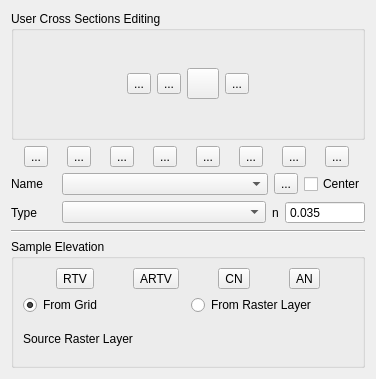
First picture: the form in flo2d/ui/xs_editor.ui, repository FLO-2DSoftware/qgis-flo-2d-plugin, before the edit.
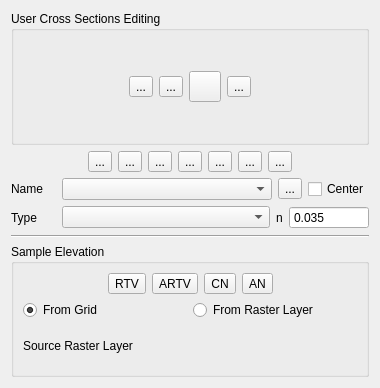
Second picture: the form after the edit. Icons and pictures are not drawn.

Commit message: Removed the button to import from HYCHAN. Changed the db structure. Now it reads directly from HYCHAN.

What changed in the file:
```diff
--- a/flo2d/ui/xs_editor.ui
+++ b/flo2d/ui/xs_editor.ui
@@ -9,8 +9,8 @@
    <rect>
     <x>0</x>
     <y>0</y>
-    <width>376</width>
-    <height>379</height>
+    <width>380</width>
+    <height>388</height>
    </rect>
   </property>
   <property name="windowTitle">
@@ -19,50 +19,10 @@
   <layout class="QGridLayout" name="gridLayout_3">
    <item row="1" column="0">
     <layout class="QGridLayout" name="gridLayout_6">
-     <item row="0" column="0">
-      <widget class="QToolButton" name="schematize_xs_btn">
+     <item row="0" column="6">
+      <widget class="QToolButton" name="interpolate_channel_n_btn">
        <property name="toolTip">
-        <string>Schematize channel</string>
-       </property>
-       <property name="text">
-        <string>...</string>
-       </property>
-       <property name="icon">
-        <iconset>
-         <normaloff>../img/schematize_xsec.svg</normaloff>../img/schematize_xsec.svg</iconset>
-       </property>
-       <property name="iconSize">
-        <size>
-         <width>24</width>
-         <height>24</height>
-        </size>
-       </property>
-      </widget>
-     </item>
-     <item row="0" column="1">
-      <widget class="QToolButton" name="schematize_right_bank_btn">
-       <property name="toolTip">
-        <string>&lt;html&gt;&lt;head/&gt;&lt;body&gt;&lt;p&gt;Schematize user right bank&lt;/p&gt;&lt;/body&gt;&lt;/html&gt;</string>
-       </property>
-       <property name="text">
-        <string>...</string>
-       </property>
-       <property name="icon">
-        <iconset>
-         <normaloff>../img/schematize_right_bank.svg</normaloff>../img/schematize_right_bank.svg</iconset>
-       </property>
-       <property name="iconSize">
-        <size>
-         <width>24</width>
-         <height>24</height>
-        </size>
-       </property>
-      </widget>
-     </item>
-     <item row="0" column="2">
-      <widget class="QToolButton" name="save_channel_DAT_files_btn">
-       <property name="toolTip">
-        <string>&lt;html&gt;&lt;head/&gt;&lt;body&gt;&lt;p&gt;Create CHAN.DAT XSEC.DAT, and CHANBANK.DAT&lt;/p&gt;&lt;/body&gt;&lt;/html&gt;</string>
+        <string>&lt;html&gt;&lt;head/&gt;&lt;body&gt;&lt;p&gt;Interpolate channel n-values&lt;/p&gt;&lt;/body&gt;&lt;/html&gt;</string>
        </property>
        <property name="statusTip">
         <string>Create CHAN.DAT XSEC.DAT, and CHANBANK.DAT</string>
@@ -82,7 +42,7 @@
        </property>
       </widget>
      </item>
-     <item row="0" column="3">
+     <item row="0" column="4">
       <widget class="QToolButton" name="reassign_rightbanks_btn">
        <property name="toolTip">
         <string>&lt;html&gt;&lt;head/&gt;&lt;body&gt;&lt;p&gt;Import right banks (CHANBANK.DAT)&lt;/p&gt;&lt;/body&gt;&lt;/html&gt;</string>
@@ -105,8 +65,8 @@
        </property>
       </widget>
      </item>
-     <item row="0" column="4">
-      <widget class="QToolButton" name="import_HYCHAN_OUT_btn">
+     <item row="0" column="3">
+      <widget class="QToolButton" name="save_channel_DAT_files_btn">
        <property name="toolTip">
         <string>&lt;html&gt;&lt;head/&gt;&lt;body&gt;&lt;p&gt;Import channel peaks (HYCHAN.OUT)&lt;/p&gt;&lt;/body&gt;&lt;/html&gt;</string>
        </property>
@@ -118,7 +78,40 @@
        </property>
        <property name="icon">
         <iconset>
-         <normaloff>../img/import_channel_peaks.svg</normaloff>../img/import_channel_peaks.svg</iconset>
+         <normaloff>../img/export_channels.svg</normaloff>../img/export_channels.svg</iconset>
+       </property>
+       <property name="iconSize">
+        <size>
+         <width>24</width>
+         <height>24</height>
+        </size>
+       </property>
+      </widget>
+     </item>
+     <item row="0" column="0">
+      <spacer name="horizontalSpacer">
+       <property name="orientation">
+        <enum>Qt::Horizontal</enum>
+       </property>
+       <property name="sizeHint" stdset="0">
+        <size>
+         <width>40</width>
+         <height>20</height>
+        </size>
+       </property>
+      </spacer>
+     </item>
+     <item row="0" column="1">
+      <widget class="QToolButton" name="schematize_xs_btn">
+       <property name="toolTip">
+        <string>Schematize channel</string>
+       </property>
+       <property name="text">
+        <string>...</string>
+       </property>
+       <property name="icon">
+        <iconset>
+         <normaloff>../img/schematize_xsec.svg</normaloff>../img/schematize_xsec.svg</iconset>
        </property>
        <property name="iconSize">
         <size>
@@ -148,8 +141,8 @@
        </property>
       </widget>
      </item>
-     <item row="0" column="6">
-      <widget class="QToolButton" name="interpolate_channel_n_btn">
+     <item row="0" column="2">
+      <widget class="QToolButton" name="schematize_right_bank_btn">
        <property name="toolTip">
         <string>&lt;html&gt;&lt;head/&gt;&lt;body&gt;&lt;p&gt;Interpolate channel n-values&lt;/p&gt;&lt;/body&gt;&lt;/html&gt;</string>
        </property>
@@ -191,6 +184,19 @@
        </property>
       </widget>
      </item>
+     <item row="0" column="8">
+      <spacer name="horizontalSpacer_2">
+       <property name="orientation">
+        <enum>Qt::Horizontal</enum>
+       </property>
+       <property name="sizeHint" stdset="0">
+        <size>
+         <width>40</width>
+         <height>20</height>
+        </size>
+       </property>
+      </spacer>
+     </item>
     </layout>
    </item>
    <item row="5" column="0">
@@ -201,6 +207,19 @@
      <layout class="QVBoxLayout" name="verticalLayout">
       <item>
        <layout class="QHBoxLayout" name="horizontalLayout_3">
+        <item>
+         <spacer name="horizontalSpacer_5">
+          <property name="orientation">
+           <enum>Qt::Horizontal</enum>
+          </property>
+          <property name="sizeHint" stdset="0">
+           <size>
+            <width>40</width>
+            <height>20</height>
+           </size>
+          </property>
+         </spacer>
+        </item>
         <item>
          <widget class="QToolButton" name="sample_elevation_current_R_T_V_btn">
           <property name="toolTip">
@@ -293,6 +312,19 @@
           </property>
          </widget>
         </item>
+        <item>
+         <spacer name="horizontalSpacer_6">
+          <property name="orientation">
+           <enum>Qt::Horizontal</enum>
+          </property>
+          <property name="sizeHint" stdset="0">
+           <size>
+            <width>40</width>
+            <height>20</height>
+           </size>
+          </property>
+         </spacer>
+        </item>
        </layout>
       </item>
       <item>
@@ -392,8 +424,8 @@
      <layout class="QGridLayout" name="gridLayout_2">
       <item row="0" column="0">
        <layout class="QGridLayout" name="gridLayout">
-        <item row="0" column="0">
-         <widget class="QToolButton" name="digitize_btn">
+        <item row="0" column="2">
+         <widget class="QToolButton" name="save_xs_changes_btn">
           <property name="toolTip">
            <string>&lt;html&gt;&lt;head/&gt;&lt;body&gt;&lt;p&gt;Add &amp;quot;Cross-sections&amp;quot;  lines  (Users Layer)&lt;/p&gt;&lt;/body&gt;&lt;/html&gt;</string>
           </property>
@@ -412,7 +444,7 @@
           </property>
          </widget>
         </item>
-        <item row="0" column="3">
+        <item row="0" column="4">
          <widget class="QToolButton" name="delete_btn">
           <property name="focusPolicy">
            <enum>Qt::StrongFocus</enum>
@@ -436,7 +468,7 @@
          </widget>
         </item>
         <item row="0" column="1">
-         <widget class="QToolButton" name="save_xs_changes_btn">
+         <widget class="QToolButton" name="digitize_btn">
           <property name="toolTip">
            <string>&lt;html&gt;&lt;head/&gt;&lt;body&gt;&lt;p&gt;Save current cross-section (Users Layers)&lt;/p&gt;&lt;/body&gt;&lt;/html&gt;</string>
           </property>
@@ -455,7 +487,20 @@
           </property>
          </widget>
         </item>
-        <item row="0" column="2">
+        <item row="0" column="0">
+         <spacer name="horizontalSpacer_3">
+          <property name="orientation">
+           <enum>Qt::Horizontal</enum>
+          </property>
+          <property name="sizeHint" stdset="0">
+           <size>
+            <width>40</width>
+            <height>20</height>
+           </size>
+          </property>
+         </spacer>
+        </item>
+        <item row="0" column="3">
          <widget class="QToolButton" name="revert_changes_btn">
           <property name="maximumSize">
            <size>
@@ -481,6 +526,19 @@
           </property>
          </widget>
         </item>
+        <item row="0" column="5">
+         <spacer name="horizontalSpacer_4">
+          <property name="orientation">
+           <enum>Qt::Horizontal</enum>
+          </property>
+          <property name="sizeHint" stdset="0">
+           <size>
+            <width>40</width>
+            <height>20</height>
+           </size>
+          </property>
+         </spacer>
+        </item>
        </layout>
       </item>
      </layout>
```
Left out of the diff: 23 changed lines with no effect on the pictures. The commit also changes 5 other files.
